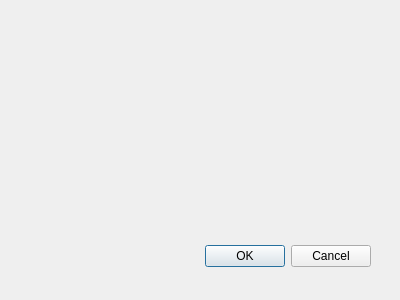
Qt form keyseteditor.ui (miyamot0/DataTracker3) before a commit.
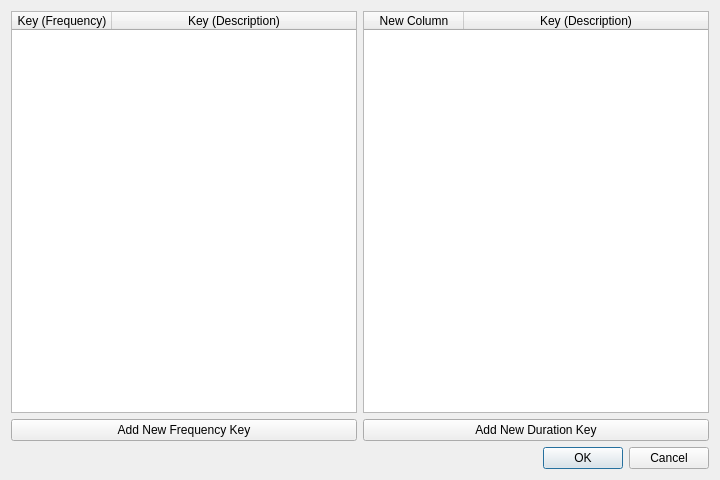
The same form after that commit.

```diff
--- a/keyseteditor.ui
+++ b/keyseteditor.ui
@@ -8,29 +8,139 @@
    <rect>
     <x>0</x>
     <y>0</y>
-    <width>400</width>
-    <height>300</height>
+    <width>720</width>
+    <height>480</height>
    </rect>
   </property>
   <property name="windowTitle">
    <string>Dialog</string>
   </property>
-  <widget class="QDialogButtonBox" name="buttonBox">
-   <property name="geometry">
-    <rect>
-     <x>30</x>
-     <y>240</y>
-     <width>341</width>
-     <height>32</height>
-    </rect>
-   </property>
-   <property name="orientation">
-    <enum>Qt::Horizontal</enum>
-   </property>
-   <property name="standardButtons">
-    <set>QDialogButtonBox::Cancel|QDialogButtonBox::Ok</set>
-   </property>
-  </widget>
+  <layout class="QVBoxLayout" name="verticalLayout">
+   <item>
+    <layout class="QHBoxLayout" name="topLayout">
+     <item>
+      <layout class="QVBoxLayout" name="leftPanel">
+       <item>
+        <widget class="QTableWidget" name="tableWidgetFrequency">
+         <property name="editTriggers">
+          <set>QAbstractItemView::NoEditTriggers</set>
+         </property>
+         <property name="tabKeyNavigation">
+          <bool>false</bool>
+         </property>
+         <property name="showDropIndicator" stdset="0">
+          <bool>false</bool>
+         </property>
+         <property name="dragEnabled">
+          <bool>false</bool>
+         </property>
+         <property name="dragDropOverwriteMode">
+          <bool>false</bool>
+         </property>
+         <property name="dragDropMode">
+          <enum>QAbstractItemView::NoDragDrop</enum>
+         </property>
+         <property name="alternatingRowColors">
+          <bool>true</bool>
+         </property>
+         <property name="selectionMode">
+          <enum>QAbstractItemView::SingleSelection</enum>
+         </property>
+         <property name="selectionBehavior">
+          <enum>QAbstractItemView::SelectRows</enum>
+         </property>
+         <attribute name="horizontalHeaderStretchLastSection">
+          <bool>true</bool>
+         </attribute>
+         <attribute name="verticalHeaderShowSortIndicator" stdset="0">
+          <bool>true</bool>
+         </attribute>
+         <column>
+          <property name="text">
+           <string>Key (Frequency)</string>
+          </property>
+         </column>
+         <column>
+          <property name="text">
+           <string>Key (Description)</string>
+          </property>
+         </column>
+        </widget>
+       </item>
+       <item>
+        <widget class="QPushButton" name="pushButtonFrequency">
+         <property name="text">
+          <string>Add New Frequency Key</string>
+         </property>
+        </widget>
+       </item>
+      </layout>
+     </item>
+     <item>
+      <layout class="QVBoxLayout" name="rightPanel">
+       <item>
+        <widget class="QTableWidget" name="tableWidgetDuration">
+         <property name="editTriggers">
+          <set>QAbstractItemView::NoEditTriggers</set>
+         </property>
+         <property name="tabKeyNavigation">
+          <bool>false</bool>
+         </property>
+         <property name="showDropIndicator" stdset="0">
+          <bool>false</bool>
+         </property>
+         <property name="dragDropOverwriteMode">
+          <bool>false</bool>
+         </property>
+         <property name="alternatingRowColors">
+          <bool>true</bool>
+         </property>
+         <property name="selectionMode">
+          <enum>QAbstractItemView::SingleSelection</enum>
+         </property>
+         <property name="selectionBehavior">
+          <enum>QAbstractItemView::SelectRows</enum>
+         </property>
+         <attribute name="horizontalHeaderStretchLastSection">
+          <bool>true</bool>
+         </attribute>
+         <attribute name="verticalHeaderShowSortIndicator" stdset="0">
+          <bool>true</bool>
+         </attribute>
+         <column>
+          <property name="text">
+           <string>New Column</string>
+          </property>
+         </column>
+         <column>
+          <property name="text">
+           <string>Key (Description)</string>
+          </property>
+         </column>
+        </widget>
+       </item>
+       <item>
+        <widget class="QPushButton" name="pushButtonDuration">
+         <property name="text">
+          <string>Add New Duration Key</string>
+         </property>
+        </widget>
+       </item>
+      </layout>
+     </item>
+    </layout>
+   </item>
+   <item>
+    <widget class="QDialogButtonBox" name="buttonBox">
+     <property name="orientation">
+      <enum>Qt::Horizontal</enum>
+     </property>
+     <property name="standardButtons">
+      <set>QDialogButtonBox::Cancel|QDialogButtonBox::Ok</set>
+     </property>
+    </widget>
+   </item>
+  </layout>
  </widget>
  <pixmapfunction/>
  <resources/>
```
Left out of the diff: 5 changed lines with no effect on the pictures.
